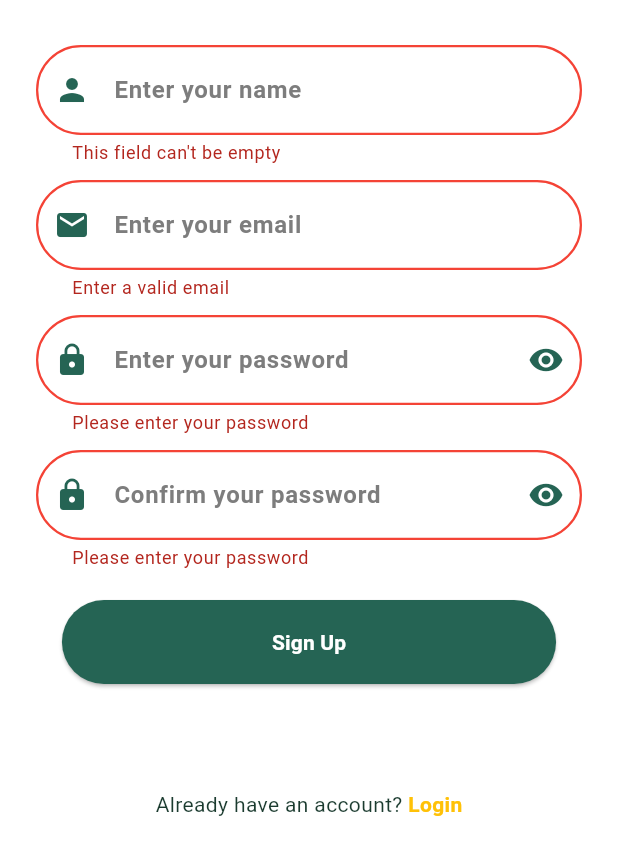
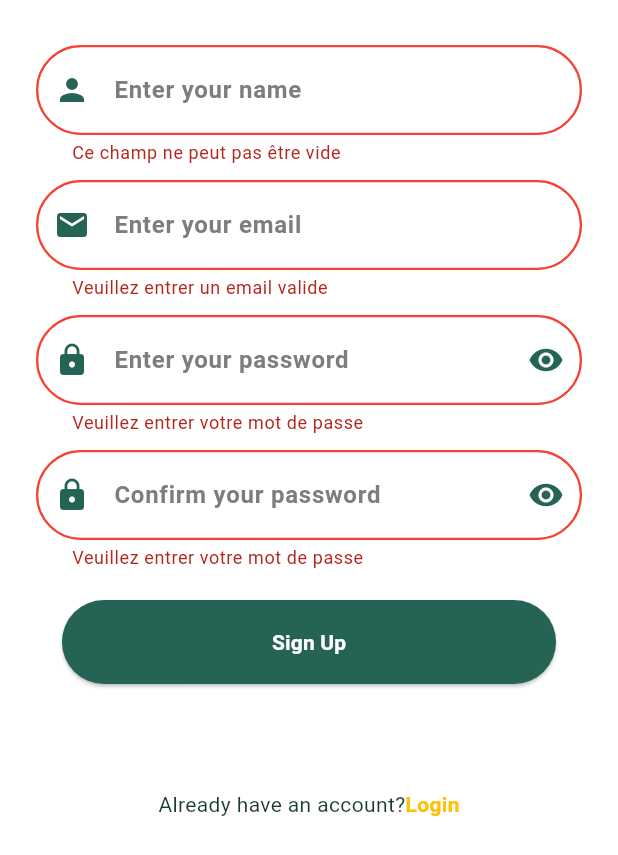
Before and after one commit to abdellahimemoud/hasad, a Flutter app: the SignUpPage screen opened directly, after a tap on "Sign Up", on a phone screen of 412 x 824 dp, the part 381-1236 px from its top. Run offline on Flutter 3.47's test engine with Material 3 defaults, Android fonts, the phone set to English and light mode, and no system bars; our stand-ins replace firebase_auth, firebase_core, firebase_messaging, flutter_local_notifications, flutter_spinkit, font_awesome_flutter and 4 more; missing offline and left inert: tflite_flutter; accounts and stored records are empty; generated files the repository leaves out were written again; network calls fail.

Commit message:
Mise à jour final v

```diff
--- a/lib/auth/signup_page.dart
+++ b/lib/auth/signup_page.dart
@@ -2,6 +2,7 @@ import 'package:flutter/material.dart';
 import 'package:firebase_auth/firebase_auth.dart';
 import 'package:hasad_app/auth/login_page.dart';
 import 'package:flutter_spinkit/flutter_spinkit.dart';
+import 'package:flutter_gen/gen_l10n/app_localizations.dart';
 
 class SignUpPage extends StatefulWidget {
   const SignUpPage({super.key});
@@ -52,7 +53,7 @@ class _SignUpPageState extends State<SignUpPage> {
 
         ScaffoldMessenger.of(context).showSnackBar(const SnackBar(
           content: Text(
-            "Registration successful! You can now log in.",
+            "Inscription réussie ! Vous pouvez maintenant vous connecter.",
             style: TextStyle(color: Color.fromARGB(255, 243, 248, 243)),
           ),
           backgroundColor: Colors.green,
@@ -97,14 +98,16 @@ class _SignUpPageState extends State<SignUpPage> {
                 const SizedBox(height: 30),
                 Image.asset('assets/login_hasad.png', height: 200),
                 const SizedBox(height: 30),
-                _textField(nameController, Icons.person, "Enter your name"),
+                _textField(nameController, Icons.person,
+                    AppLocalizations.of(context)!.nameHint),
                 const SizedBox(height: 10),
                 _emailField(),
                 const SizedBox(height: 10),
-                _passwordField(passwordController, "Enter your password"),
+                _passwordField(
+                    passwordController, AppLocalizations.of(context)!.passHint),
                 const SizedBox(height: 10),
-                _passwordField(
-                    confirmPasswordController, "Confirm your password",
+                _passwordField(confirmPasswordController,
+                    AppLocalizations.of(context)!.passConfirm,
                     confirm: true),
                 const SizedBox(height: 20),
                 AnimatedSwitcher(
@@ -130,8 +133,8 @@ class _SignUpPageState extends State<SignUpPage> {
                               borderRadius: BorderRadius.circular(30),
                             ),
                           ),
-                          child: const Text(
-                            "Sign Up",
+                          child: Text(
+                            AppLocalizations.of(context)!.signUp,
                             style: TextStyle(
                               color: Colors.white,
                               fontWeight: FontWeight.bold,
@@ -143,12 +146,12 @@ class _SignUpPageState extends State<SignUpPage> {
                 Row(
                   mainAxisAlignment: MainAxisAlignment.center,
                   children: [
-                    const Text("Already have an account? ",
+                    Text(AppLocalizations.of(context)!.haveAccount,
                         style: TextStyle(color: Color(0xFF1B3B2F))),
                     GestureDetector(
                       onTap: () => Navigator.pop(context),
-                      child: const Text(
-                        "Login",
+                      child: Text(
+                        AppLocalizations.of(context)!.login,
                         style: TextStyle(
                           color: Color(0xFFFFC107),
                           fontWeight: FontWeight.bold,
@@ -204,7 +207,7 @@ class _SignUpPageState extends State<SignUpPage> {
       decoration: _inputDecoration(hint, icon),
       validator: (value) {
         if (value == null || value.trim().isEmpty) {
-          return "This field can't be empty";
+          return "Ce champ ne peut pas être vide";
         }
         return null;
       },
@@ -217,9 +220,11 @@ class _SignUpPageState extends State<SignUpPage> {
       keyboardType: TextInputType.emailAddress,
       style: const TextStyle(
           color: Color(0xFF173F35), fontWeight: FontWeight.w600),
-      decoration: _inputDecoration("Enter your email", Icons.email),
-      validator: (value) =>
-          value != null && isValidEmail(value) ? null : "Enter a valid email",
+      decoration: _inputDecoration(
+          AppLocalizations.of(context)!.emailHint, Icons.email),
+      validator: (value) => value != null && isValidEmail(value)
+          ? null
+          : "Veuillez entrer un email valide",
     );
   }
 
@@ -253,11 +258,11 @@ class _SignUpPageState extends State<SignUpPage> {
       ),
       validator: (value) {
         if (value == null || value.isEmpty) {
-          return "Please enter your password";
+          return "Veuillez entrer votre mot de passe";
         } else if (value.length < 6) {
-          return "Password must be at least 6 characters long";
+          return "Le mot de passe doit contenir au moins 6 caractères";
         } else if (confirm && value != passwordController.text) {
-          return "Passwords do not match";
+          return "Les mots de passe ne correspondent pas";
         }
         return null;
       },
--- a/lib/l10n/app_en.arb
+++ b/lib/l10n/app_en.arb
@@ -81,6 +81,10 @@
   "min": "Min",
   "max": "Max",
   "previsionFiveDays": "Forecasts in 5 days",
-  "previsionHor": "Hourly forecasts"
+  "previsionHor": "Hourly forecasts",
+  "noRecoemm": "No recommendation",
+  "selectLanguage": "Choose language",
+  "editProfile": "Edit profile",
+  "save": "Save"
 
 }
--- a/lib/pages/contact_popup.dart
+++ b/lib/pages/contact_popup.dart
@@ -1,5 +1,6 @@
 import 'package:flutter/material.dart';
 import 'package:font_awesome_flutter/font_awesome_flutter.dart';
+import 'package:flutter_gen/gen_l10n/app_localizations.dart';
 
 class ContactPopup extends StatelessWidget {
   const ContactPopup({super.key});
@@ -17,8 +18,8 @@ class ContactPopup extends StatelessWidget {
             // Header
             Row(
               children: [
-                const Text(
-                  "Contact Us",
+                Text(
+                  AppLocalizations.of(context)!.contactUs,
                   style: TextStyle(
                     fontSize: 18,
                     fontWeight: FontWeight.bold,
--- a/lib/widgets/language_picker_dialog.dart
+++ b/lib/widgets/language_picker_dialog.dart
@@ -1,5 +1,6 @@
 import 'package:flutter/material.dart';
 import 'package:hasad_app/main.dart';
+import 'package:flutter_gen/gen_l10n/app_localizations.dart';
 
 class LanguagePickerDialog extends StatelessWidget {
   const LanguagePickerDialog({super.key});
@@ -14,8 +15,8 @@ class LanguagePickerDialog extends StatelessWidget {
         child: Column(
           mainAxisSize: MainAxisSize.min,
           children: [
-            const Text(
-              "🌍 Select Language",
+            Text(
+              AppLocalizations.of(context)!.selectLanguage,
               style: TextStyle(
                   fontSize: 20,
                   fontWeight: FontWeight.bold,
```
Also changed, not shown: lib/auth/login_page.dart (+21 -18 lines), lib/l10n/app_ar.arb (+9 -4 lines), lib/l10n/app_fr.arb (+7 -3 lines), lib/pages/home_page.dart (+8 -6 lines), lib/pages/meteo_page.dart (+8 -6 lines), lib/pages/profile_page.dart (+9 -8 lines), lib/pages/recommandation_Details.dart (+5 -4 lines).
